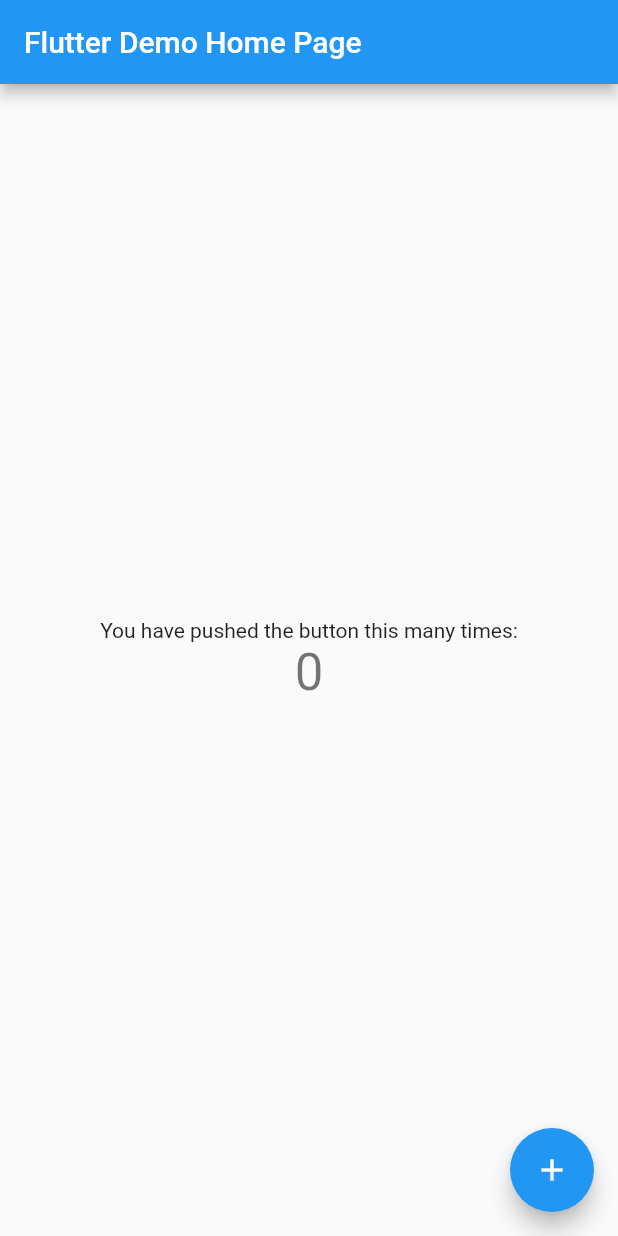
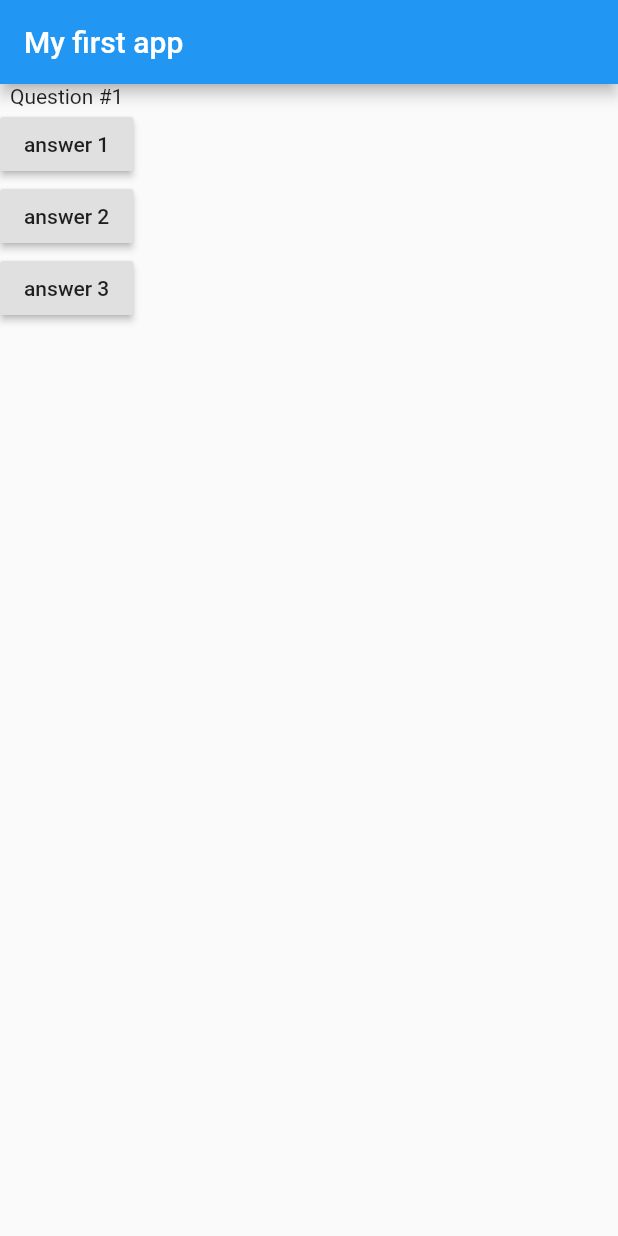
Before and after one commit to gabrielmonzon39/flutter_quiz_app, a Flutter app: the screen it shows after launch, on a phone screen of 412 x 824 dp. Run offline on Flutter 3.47's test engine with Material 2 defaults, Android fonts, the phone set to English and light mode, and no system bars.

Commit message:
Stateful widget

```diff
--- a/lib/main.dart
+++ b/lib/main.dart
@@ -1,117 +1,56 @@
 import 'package:flutter/material.dart';
 
-void main() {
-  runApp(MyApp());
-}
+// void main() {
+//   runApp(QuizApp());
+// }
 
-class MyApp extends StatelessWidget {
-  // This widget is the root of your application.
+void main() => runApp(QuizApp());
+
+class QuizApp extends StatefulWidget {
+
   @override
-  Widget build(BuildContext context) {
-    return MaterialApp(
-      title: 'Flutter Demo',
-      theme: ThemeData(
-        // This is the theme of your application.
-        //
-        // Try running your application with "flutter run". You'll see the
-        // application has a blue toolbar. Then, without quitting the app, try
-        // changing the primarySwatch below to Colors.green and then invoke
-        // "hot reload" (press "r" in the console where you ran "flutter run",
-        // or simply save your changes to "hot reload" in a Flutter IDE).
-        // Notice that the counter didn't reset back to zero; the application
-        // is not restarted.
-        primarySwatch: Colors.blue,
-        // This makes the visual density adapt to the platform that you run
-        // the app on. For desktop platforms, the controls will be smaller and
-        // closer together (more dense) than on mobile platforms.
-        visualDensity: VisualDensity.adaptivePlatformDensity,
-      ),
-      home: MyHomePage(title: 'Flutter Demo Home Page'),
-    );
+  State<StatefulWidget> createState() {
+    return QuizAppState();
   }
 }
+class QuizAppState extends State<QuizApp> {
+  var questions = [
+    'Question #1',
+    'Question #2',
+    'Question #3'
+  ];
+  var question_index = 0;
 
-class MyHomePage extends StatefulWidget {
-  MyHomePage({Key key, this.title}) : super(key: key);
-
-  // This widget is the home page of your application. It is stateful, meaning
-  // that it has a State object (defined below) that contains fields that affect
-  // how it looks.
-
-  // This class is the configuration for the state. It holds the values (in this
-  // case the title) provided by the parent (in this case the App widget) and
-  // used by the build method of the State. Fields in a Widget subclass are
-  // always marked "final".
-
-  final String title;
-
-  @override
-  _MyHomePageState createState() => _MyHomePageState();
-}
-
-class _MyHomePageState extends State<MyHomePage> {
-  int _counter = 0;
-
-  void _incrementCounter() {
+  void answerQuestion(){
     setState(() {
-      // This call to setState tells the Flutter framework that something has
-      // changed in this State, which causes it to rerun the build method below
-      // so that the display can reflect the updated values. If we changed
-      // _counter without calling setState(), then the build method would not be
-      // called again, and so nothing would appear to happen.
-      _counter++;
+      question_index += 1;
     });
+    print(question_index);
   }
 
   @override
   Widget build(BuildContext context) {
-    // This method is rerun every time setState is called, for instance as done
-    // by the _incrementCounter method above.
-    //
-    // The Flutter framework has been optimized to make rerunning build methods
-    // fast, so that you can just rebuild anything that needs updating rather
-    // than having to individually change instances of widgets.
-    return Scaffold(
-      appBar: AppBar(
-        // Here we take the value from the MyHomePage object that was created by
-        // the App.build method, and use it to set our appbar title.
-        title: Text(widget.title),
-      ),
-      body: Center(
-        // Center is a layout widget. It takes a single child and positions it
-        // in the middle of the parent.
-        child: Column(
-          // Column is also a layout widget. It takes a list of children and
-          // arranges them vertically. By default, it sizes itself to fit its
-          // children horizontally, and tries to be as tall as its parent.
-          //
-          // Invoke "debug painting" (press "p" in the console, choose the
-          // "Toggle Debug Paint" action from the Flutter Inspector in Android
-          // Studio, or the "Toggle Debug Paint" command in Visual Studio Code)
-          // to see the wireframe for each widget.
-          //
-          // Column has various properties to control how it sizes itself and
-          // how it positions its children. Here we use mainAxisAlignment to
-          // center the children vertically; the main axis here is the vertical
-          // axis because Columns are vertical (the cross axis would be
-          // horizontal).
-          mainAxisAlignment: MainAxisAlignment.center,
-          children: <Widget>[
-            Text(
-              'You have pushed the button this many times:',
+    return MaterialApp(
+      home: Scaffold(
+        appBar: AppBar(title: Text("My first app")),
+        body: Column(
+          children: [
+            Text(questions[question_index]),
+            RaisedButton(
+              child: Text('answer 1'),
+              onPressed: answerQuestion,
             ),
-            Text(
-              '$_counter',
-              style: Theme.of(context).textTheme.headline4,
+            RaisedButton(
+              child: Text('answer 2'),
+              onPressed: answerQuestion,
+            ),
+            RaisedButton(
+              child: Text('answer 3'),
+              onPressed: answerQuestion,
             ),
           ],
         ),
       ),
-      floatingActionButton: FloatingActionButton(
-        onPressed: _incrementCounter,
-        tooltip: 'Increment',
-        child: Icon(Icons.add),
-      ), // This trailing comma makes auto-formatting nicer for build methods.
     );
   }
 }
```
